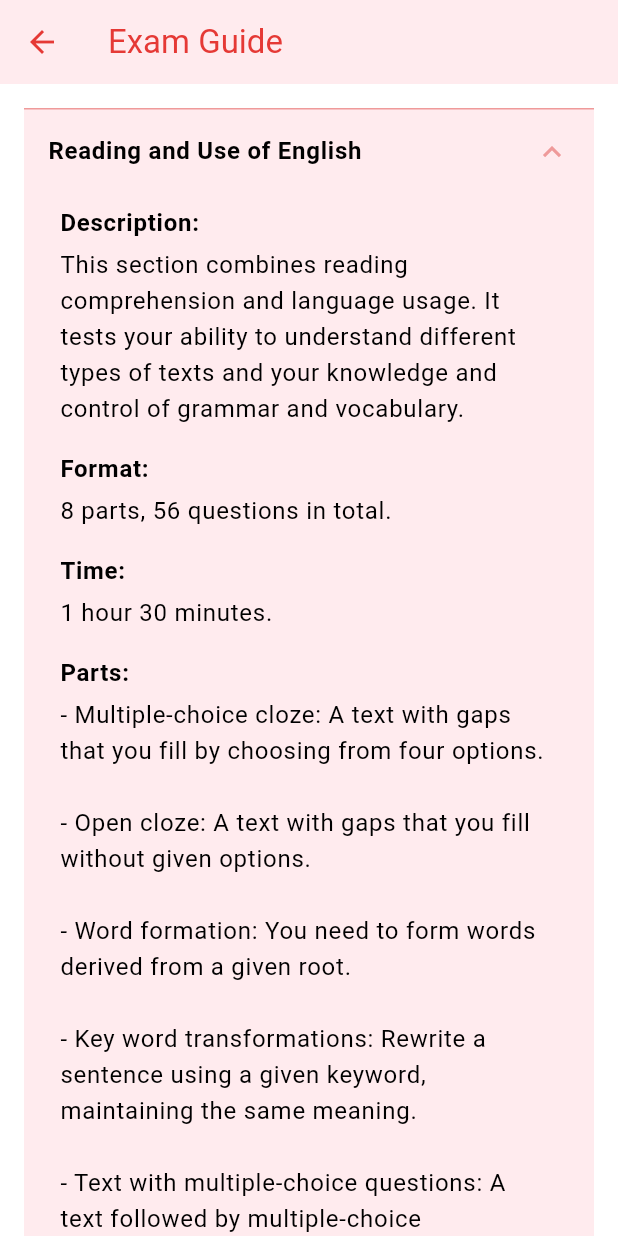
After one commit to arturopicazo04/Be-English-FlutterApp, a Flutter app: the GuidePage screen opened by its route, after a tap on "Reading and Use of English", on a phone screen of 412 x 824 dp. The commit adds this screen. Run offline on Flutter 3.47's test engine with Material 3 defaults, Android fonts, the phone set to English and light mode, and no system bars; our stand-ins replace awesome_notifications, cached_network_image, cloud_firestore, file_picker, firebase_auth, firebase_core and 2 more; accounts and stored records are empty.

Commit message:
[24/05/2024] Upload with Guides

```diff
--- a/lib/main.dart
+++ b/lib/main.dart
@@ -1,6 +1,7 @@
 import 'package:be_english/auth/auth.dart';
 import 'package:be_english/firebase_options.dart';
 import 'package:be_english/pages/forgot_pass_page.dart';
+import 'package:be_english/pages/guides_page.dart';
 import 'package:be_english/pages/home_page.dart';
 import 'package:be_english/pages/profile_page.dart';
 import 'package:be_english/pages/ranking_page.dart';
@@ -33,8 +34,9 @@ class MainApp extends StatelessWidget {
         '/home': (context) => const HomePage(),
         '/profile_page': (context) => ProfilePage(),
         '/forgot_password_page': (context) => const FortgotPasswordPage(),
-        '/ranking_page': (context) => RankingPage(),
+        '/ranking_page': (context) => const RankingPage(),
         '/auth_page': (context) => const AuthPage(),
+        '/guide_page': (context) =>  GuidePage(),
       },
     );
   }
--- /dev/null
+++ b/lib/pages/guides_page.dart
@@ -0,0 +1,166 @@
+import 'package:flutter/material.dart';
+
+class GuidePage extends StatelessWidget {
+  final List<Map<String, dynamic>> examParts = [
+    {
+      'title': 'Reading and Use of English',
+      'description':
+          'This section combines reading comprehension and language usage. It tests your ability to understand different types of texts and your knowledge and control of grammar and vocabulary.',
+      'format': '8 parts, 56 questions in total.',
+      'time': '1 hour 30 minutes.',
+      'parts': [
+        '- Multiple-choice cloze: A text with gaps that you fill by choosing from four options.',
+        '',
+        '- Open cloze: A text with gaps that you fill without given options.',
+        '',
+        '- Word formation: You need to form words derived from a given root.',
+        '',
+        '- Key word transformations: Rewrite a sentence using a given keyword, maintaining the same meaning.',
+        '',
+        '- Text with multiple-choice questions: A text followed by multiple-choice questions.',
+        '',
+        '- Gapped text: A text with paragraphs removed that you need to reorder correctly.',
+        '',
+        '- Multiple matching: A text or several short texts with statements to match to the text(s).'
+      ]
+    },
+    {
+      'title': 'Writing',
+      'description':
+          'This part assesses your ability to write various text types appropriate for different contexts, purposes, and audiences.',
+      'format': '2 parts.',
+      'time': '1 hour 30 minutes.',
+      'parts': [
+        '- Essay: You must write an essay based on two given points of view.',
+        '',
+        '- Choice of task: You can choose from various types of text (article, letter/email, report, proposal, etc.).'
+      ]
+    },
+    {
+      'title': 'Listening',
+      'description':
+          'This section tests your ability to understand a variety of spoken materials, such as news, speeches, and everyday conversations.',
+      'format': '4 parts.',
+      'time': 'Approximately 40 minutes.',
+      'parts': [
+        '- Multiple choice: Listen to an audio and answer multiple-choice questions.',
+        '',
+        '- Sentence completion: Listen to an audio and complete sentences with the missing information.',
+        '',
+        '- Multiple matching: Listen to several short audios and match information to statements.',
+        '',
+        '- Multiple choice: Similar to the first part but with a different audio and multiple-choice questions.'
+      ]
+    },
+    {
+      'title': 'Speaking',
+      'description':
+          'This part assesses your ability to communicate effectively in face-to-face conversations.',
+      'format': '4 parts.',
+      'time': '15 minutes per pair of candidates.',
+      'parts': [
+        '- Interview: Answer questions about yourself, your interests, etc.',
+        '',
+        '- Long turn: Describe a set of photographs and answer a related question.',
+        '',
+        '- Collaborative task: Discuss with the other candidate to reach an agreement on a given topic.',
+        '',
+        '- Discussion: Discuss the topic from part three further with the examiner.',
+      ]
+    }
+  ];
+
+  GuidePage({super.key});
+
+  Widget buildExpansionTile(
+      Map<String, dynamic> examPart, BuildContext context) {
+    return Theme(
+      data: Theme.of(context).copyWith(
+        dividerColor: Theme.of(context).colorScheme.primary,
+      ),
+      child: ExpansionTile(
+        title: Text(
+          examPart['title'],
+          style: const TextStyle(fontWeight: FontWeight.bold),
+        ),
+        iconColor: Theme.of(context).colorScheme.primary,
+        collapsedIconColor: Theme.of(context).colorScheme.primary,
+        collapsedBackgroundColor: Theme.of(context).colorScheme.background,
+        backgroundColor: Theme.of(context).colorScheme.background,
+        childrenPadding: const EdgeInsets.symmetric(horizontal: 8.0),
+        tilePadding: const EdgeInsets.symmetric(horizontal: 16.0),
+        children: [
+          ListTile(
+            title: Column(
+              crossAxisAlignment: CrossAxisAlignment.start,
+              children: [
+                const Text(
+                  'Description:',
+                  style: TextStyle(fontWeight: FontWeight.bold),
+                ),
+                const SizedBox(height: 4),
+                Text(examPart['description']),
+              ],
+            ),
+          ),
+          ListTile(
+            title: Column(
+              crossAxisAlignment: CrossAxisAlignment.start,
+              children: [
+                const Text(
+                  'Format:',
+                  style: TextStyle(fontWeight: FontWeight.bold),
+                ),
+                const SizedBox(height: 4),
+                Text(examPart['format']),
+              ],
+            ),
+          ),
+          ListTile(
+            title: Column(
+              crossAxisAlignment: CrossAxisAlignment.start,
+              children: [
+                const Text(
+                  'Time:',
+                  style: TextStyle(fontWeight: FontWeight.bold),
+                ),
+                const SizedBox(height: 4),
+                Text(examPart['time']),
+              ],
+            ),
+          ),
+          ListTile(
+            title: Column(
+              crossAxisAlignment: CrossAxisAlignment.start,
+              children: [
+                const Text(
+                  'Parts:',
+                  style: TextStyle(fontWeight: FontWeight.bold),
+                ),
+                const SizedBox(height: 4),
+                ...examPart['parts'].map<Widget>((part) => Text(part)).toList(),
+              ],
+            ),
+          ),
+        ],
+      ),
+    );
+  }
+
+  @override
+  Widget build(BuildContext context) {
+    return Scaffold(
+      appBar: AppBar(
+        title: const Text('Exam Guide'),
+        backgroundColor: Theme.of(context).colorScheme.background,
+        foregroundColor: Theme.of(context).colorScheme.inversePrimary,
+      ),
+      body: ListView(
+        padding: const EdgeInsets.all(16.0),
+        children: examParts
+            .map<Widget>((part) => buildExpansionTile(part, context))
+            .toList(),
+      ),
+    );
+  }
+}
--- a/lib/pages/home_page.dart
+++ b/lib/pages/home_page.dart
@@ -45,6 +45,13 @@ class HomePage extends StatelessWidget {
                   startQuiz(context, 'vocabulary');
                 },
               ),
+              const SizedBox(height: 20),
+              CustomButton(
+                text: "Exams Guide",
+                onTap: () {
+                  Navigator.pushNamed(context, '/guide_page');
+                },
+              ),
             ],
           ),
         ),
--- a/lib/pages/register_page.dart
+++ b/lib/pages/register_page.dart
@@ -4,11 +4,8 @@ import 'package:be_english/components/custom_textfield.dart';
 import 'package:be_english/helper/helper_function.dart';
 import 'package:be_english/service/firebase_auth.dart';
 import 'package:be_english/service/firestore_service.dart';
-import 'package:cloud_firestore/cloud_firestore.dart';
 import 'package:firebase_auth/firebase_auth.dart';
-import 'package:flutter/cupertino.dart';
 import 'package:flutter/material.dart';
-import 'package:flutter/widgets.dart';
 
 class RegisterPage extends StatefulWidget {
   const RegisterPage({super.key, required this.onTap});
@@ -65,8 +62,7 @@ class _RegisterPageState extends State<RegisterPage> {
               mainAxisAlignment: MainAxisAlignment.center,
               children: [
                 Padding(
-                  padding: const EdgeInsets.only(
-                      top: 50.0),
+                  padding: const EdgeInsets.only(top: 50.0),
                   child: Icon(
                     Icons.person,
                     size: 80,
```
